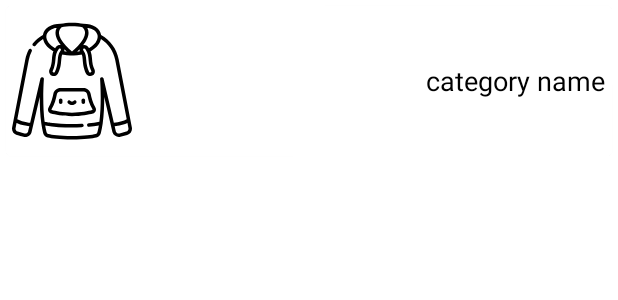
After one commit to leilasdq/online-shopping-app, an Android app: the layout sub_category_list_item.xml on its own in the app's theme, with its tools: preview values and no code run, on a phone screen of 412 x 824 dp. The commit adds this screen. Shown: the top 300 px of the screen. Run offline under Robolectric (Android 15) with nearby library versions, the phone set to English and light mode, and no system bars; network calls fail.

Commit message:
Add a recyclerView for showing subCategories (some problem on rtlViewPager)

```diff
--- a/app/build.gradle
+++ b/app/build.gradle
@@ -34,6 +34,7 @@ dependencies {
     implementation 'com.nineoldandroids:library:2.4.0'
     implementation 'com.daimajia.slider:library:1.1.5@aar'
     implementation 'com.tomer:fadingtextview:2.5'
+    implementation 'com.duolingo.open:rtl-viewpager:2.0.0'
 
     implementation 'com.squareup.retrofit2:retrofit:2.6.2'
     implementation 'com.google.code.gson:gson:2.8.6'
--- a/app/src/main/AndroidManifest.xml
+++ b/app/src/main/AndroidManifest.xml
@@ -11,7 +11,8 @@
         android:roundIcon="@mipmap/ic_launcher_round"
         android:supportsRtl="true"
         android:theme="@style/AppTheme">
-        <activity android:name=".Controller.ListAllProductActivity"></activity>
+        <activity android:name=".Controller.SubCategoryActivity"></activity>
+        <activity android:name=".Controller.ListAllProductActivity" />
         <activity android:name=".Controller.ShowItemsActivity" />
         <activity android:name=".Controller.SingleFragmentActivity" />
         <activity android:name=".Controller.MainActivity" />
--- a/app/src/main/java/com/example/maktabproj/Controller/ListAllProductFragment.java
+++ b/app/src/main/java/com/example/maktabproj/Controller/ListAllProductFragment.java
@@ -143,6 +143,7 @@ public class ListAllProductFragment extends Fragment {
             realPrice.setText(original.concat(getString(R.string.Tooman)));
             if (!sale.equalsIgnoreCase("")) {
                 salePrice.setText(sale.concat(getString(R.string.Tooman)));
+                salePrice.setVisibility(View.VISIBLE);
                 realPrice.setPaintFlags(Paint.STRIKE_THRU_TEXT_FLAG);
             } else {
                 realPrice.setPaintFlags(realPrice.getPaintFlags() & (~Paint.STRIKE_THRU_TEXT_FLAG));
--- a/app/src/main/java/com/example/maktabproj/Network/ApiInterfaces.java
+++ b/app/src/main/java/com/example/maktabproj/Network/ApiInterfaces.java
@@ -26,4 +26,8 @@ public interface ApiInterfaces {
     @GET("products/{id}")
     Call<Response> getSpecificProduct(@Path ("id") String productId,
                                       @QueryMap Map<String, String> queries);
+
+    @GET("products/?")
+    Call<List<CategoriesItem>> getSubCategories(@QueryMap Map<String, String> queries,
+                                          @Query("category") String id);
 }
--- /dev/null
+++ b/app/src/main/res/layout/sub_category_list_item.xml
@@ -0,0 +1,36 @@
+<?xml version="1.0" encoding="utf-8"?>
+<LinearLayout xmlns:android="http://schemas.android.com/apk/res/android"
+    xmlns:app="http://schemas.android.com/apk/res-auto"
+    xmlns:tools="http://schemas.android.com/tools"
+    android:orientation="vertical"
+    android:layout_width="match_parent"
+    android:layout_height="wrap_content">
+
+    <com.google.android.material.card.MaterialCardView
+        android:layout_width="match_parent"
+        android:layout_height="100dp"
+        app:cardCornerRadius="4dp"
+        android:layout_margin="4dp">
+
+            <ImageView
+                android:id="@+id/category_image"
+                android:layout_width="80dp"
+                android:layout_height="80dp"
+                tools:src="@drawable/ic_hoodie"
+                android:layout_gravity="center_vertical"
+                android:gravity="right"
+                android:layout_marginLeft="4dp"/>
+
+            <TextView
+                android:id="@+id/category_name"
+                android:layout_width="wrap_content"
+                android:layout_height="match_parent"
+                tools:text="category name"
+                android:layout_gravity="right"
+                android:layout_marginRight="4dp"
+                android:textSize="18sp"
+                android:textColor="@android:color/black"
+                android:gravity="center_vertical"/>
+    </com.google.android.material.card.MaterialCardView>
+
+</LinearLayout>
--- a/app/src/main/res/values/strings.xml
+++ b/app/src/main/res/values/strings.xml
@@ -13,6 +13,7 @@
     <string name="popular_products_list_text">محبوب ترین ها</string>
     <string name="rating_products_list_text">پربازدید ترین ها</string>
     <string name="add_to_cart_txt">افزودن به سبد خرید</string>
+    <string name="categories">دسته بندی محصولات</string>
     <string name="Tooman">تومان</string>
     <string name="all_lists">مشاهده همه</string>
 
```
Also changed, not shown: app/src/main/java/com/example/maktabproj/Controller/NewItemsFragment.java (+10 -0 lines), app/src/main/java/com/example/maktabproj/Controller/SubCategoryActivity.java (added, +110 -0 lines), app/src/main/java/com/example/maktabproj/Controller/SubCategoryFragment.java (added, +148 -0 lines), app/src/main/java/com/example/maktabproj/Controller/viewPagerAdapter/CategoryViewPager.java (added, +43 -0 lines), app/src/main/java/com/example/maktabproj/Network/FetchItems.java (+8 -0 lines), app/src/main/res/layout/activity_sub_category.xml (added, +44 -0 lines), app/src/main/res/layout/fragment_sub_category.xml (added, +17 -0 lines), app/src/main/res/values/styles.xml (+9 -0 lines).
